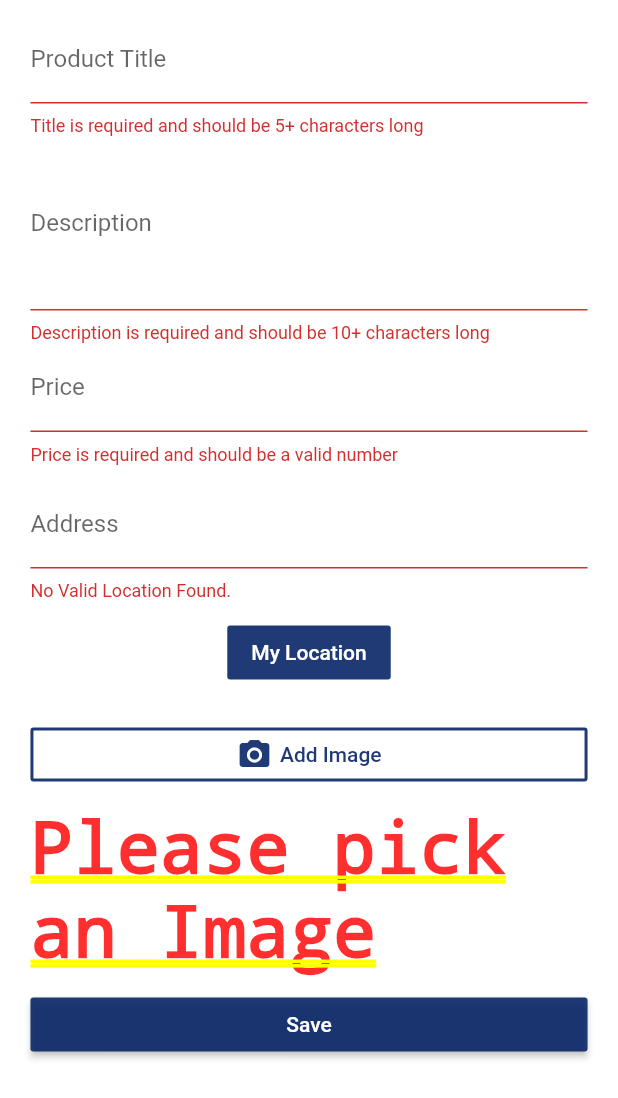
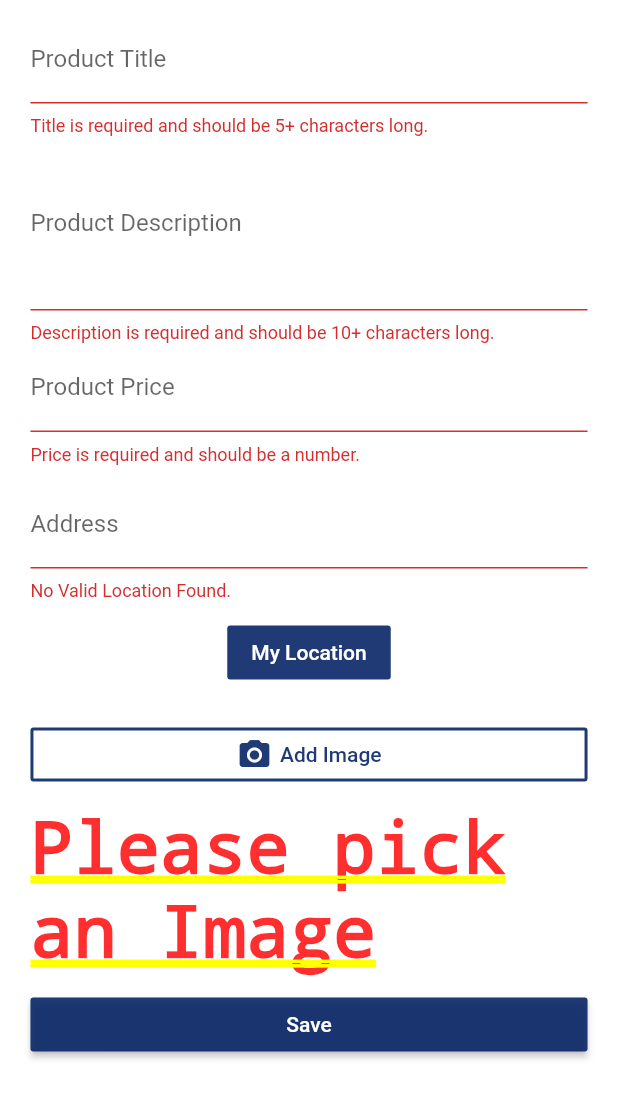
Before and after one commit to ericksotoe/ProductApp, a Flutter app: the ProductEditPage screen opened directly, after a tap on "Save", on a phone screen of 412 x 824 dp. Shown: the top 1098 px of the screen. Run offline on Flutter 3.47's test engine with Material 2 defaults, Android fonts, the phone set to English and light mode, and no system bars; our stand-ins replace image_picker, location, rxdart, shared_preferences; missing offline and left inert: map_view; accounts and stored records are empty; statements that could not run were skipped.

Commit message:
fixed a bug with favoriting items

```diff
--- a/lib/pages/product_edit.dart
+++ b/lib/pages/product_edit.dart
@@ -1,14 +1,15 @@
 import 'dart:io';
 
 import 'package:flutter/material.dart';
-import 'package:flutter_course/models/product.dart';
-import 'package:flutter_course/widgets/form_inputs/image.dart';
+
 import 'package:scoped_model/scoped_model.dart';
 
+import '../widgets/helpers/ensure-visible.dart';
+import '../widgets/form_inputs/location.dart';
+import '../widgets/form_inputs/image.dart';
+import '../models/product.dart';
+import '../scoped-models/main.dart';
 import '../models/location_data.dart';
-import '../scoped-models/main.dart';
-import '../widgets/form_inputs/location.dart';
-import '../widgets/helpers/ensure-visible.dart';
 
 class ProductEditPage extends StatefulWidget {
   @override
@@ -33,7 +34,7 @@ class _ProductEditPageState extends State<ProductEditPage> {
   final _descriptionTextController = TextEditingController();
   final _priceTextController = TextEditingController();
 
-  Widget _buildTitleTextFormField(Product product) {
+  Widget _buildTitleTextField(Product product) {
     if (product == null && _titleTextController.text.trim() == '') {
       _titleTextController.text = '';
     } else if (product != null && _titleTextController.text.trim() == '') {
@@ -49,12 +50,13 @@ class _ProductEditPageState extends State<ProductEditPage> {
       focusNode: _titleFocusNode,
       child: TextFormField(
         focusNode: _titleFocusNode,
-        decoration: InputDecoration(labelText: "Product Title"),
+        decoration: InputDecoration(labelText: 'Product Title'),
         controller: _titleTextController,
-//        initialValue: product == null ? '' : product.title,
+        // initialValue: product == null ? '' : product.title,
         validator: (String value) {
-          if (value.isEmpty || value.length < 3) {
-            return "Title is required and should be 5+ characters long";
+          // if (value.trim().length <= 0) {
+          if (value.isEmpty || value.length < 5) {
+            return 'Title is required and should be 5+ characters long.';
           }
         },
         onSaved: (String value) {
@@ -64,7 +66,7 @@ class _ProductEditPageState extends State<ProductEditPage> {
     );
   }
 
-  Widget _buildDescriptionTextFormField(Product product) {
+  Widget _buildDescriptionTextField(Product product) {
     if (product == null && _descriptionTextController.text.trim() == '') {
       _descriptionTextController.text = '';
     } else if (product != null &&
@@ -75,15 +77,14 @@ class _ProductEditPageState extends State<ProductEditPage> {
       focusNode: _descriptionFocusNode,
       child: TextFormField(
         focusNode: _descriptionFocusNode,
-        decoration: InputDecoration(
-          labelText: "Description",
-        ),
         maxLines: 4,
+        decoration: InputDecoration(labelText: 'Product Description'),
+        // initialValue: product == null ? '' : product.description,
         controller: _descriptionTextController,
-//        initialValue: product == null ? '' : product.description,
         validator: (String value) {
-          if (value.isEmpty || value.length < 7) {
-            return "Description is required and should be 10+ characters long";
+          // if (value.trim().length <= 0) {
+          if (value.isEmpty || value.length < 10) {
+            return 'Description is required and should be 10+ characters long.';
           }
         },
         onSaved: (String value) {
@@ -93,30 +94,27 @@ class _ProductEditPageState extends State<ProductEditPage> {
     );
   }
 
-  Widget _buildPriceTextFormField(Product product) {
+  Widget _buildPriceTextField(Product product) {
     if (product == null && _priceTextController.text.trim() == '') {
       _priceTextController.text = '';
-    } else if (product != null && _priceTextController.text.trim() == '') {
+    } else if (product != null &&
+        _priceTextController.text.trim() == '') {
       _priceTextController.text = product.price.toString();
     }
     return EnsureVisibleWhenFocused(
       focusNode: _priceFocusNode,
       child: TextFormField(
         focusNode: _priceFocusNode,
-        decoration: InputDecoration(
-          labelText: "Price",
-        ),
         keyboardType: TextInputType.number,
+        decoration: InputDecoration(labelText: 'Product Price'),
         controller: _priceTextController,
-//        initialValue: product == null ? '' : product.price.toString(),
+        // initialValue: product == null ? '' : product.price.toString(),
         validator: (String value) {
+          // if (value.trim().length <= 0) {
           if (value.isEmpty ||
               !RegExp(r'^(?:[1-9]\d*|0)?(?:[.,]\d+)?$').hasMatch(value)) {
-            return "Price is required and should be a valid number";
+            return 'Price is required and should be a number.';
           }
-        },
-        onSaved: (String value) {
-          _formData['price'] = double.parse(value);
         },
       ),
     );
@@ -128,8 +126,8 @@ class _ProductEditPageState extends State<ProductEditPage> {
         return model.isLoading
             ? Center(child: CircularProgressIndicator())
             : RaisedButton(
+          child: Text('Save'),
           textColor: Colors.white,
-                child: Text("Save"),
           onPressed: () => _submitForm(
               model.addProduct,
               model.updateProduct,
@@ -142,45 +140,40 @@ class _ProductEditPageState extends State<ProductEditPage> {
 
   Widget _buildPageContent(BuildContext context, Product product) {
     final double deviceWidth = MediaQuery.of(context).size.width;
-    final targetWidth = deviceWidth > 550.0 ? 500.0 : deviceWidth * 0.95;
+    final double targetWidth = deviceWidth > 550.0 ? 500.0 : deviceWidth * 0.95;
     final double targetPadding = deviceWidth - targetWidth;
-
     return GestureDetector(
       onTap: () {
         FocusScope.of(context).requestFocus(FocusNode());
       },
       child: Container(
-        width: targetWidth,
         margin: EdgeInsets.all(10.0),
         child: Form(
           key: _formKey,
           child: ListView(
             padding: EdgeInsets.symmetric(horizontal: targetPadding / 2),
             children: <Widget>[
-              _buildTitleTextFormField(product),
-              _buildDescriptionTextFormField(product),
-              _buildPriceTextFormField(product),
+              _buildTitleTextField(product),
+              _buildDescriptionTextField(product),
+              _buildPriceTextField(product),
               SizedBox(
                 height: 10.0,
               ),
               LocationInput(_setLocation, product),
-              SizedBox(
-                height: 10.0,
-              ),
+              SizedBox(height: 10.0),
               ImageInput(_setImage, product),
               SizedBox(
                 height: 10.0,
               ),
               _buildSubmitButton(),
-
-//        GestureDetector(
-//          onTap: _submitForm,
-//          child: Container(
-//            color: Colors.green,
-//            padding: EdgeInsets.all(5.0),
-//            child: Text("My Button"),
-//          ),
-//        )
+              // GestureDetector(
+              //   onTap: _submitForm,
+              //   child: Container(
+              //     color: Colors.green,
+              //     padding: EdgeInsets.all(5.0),
+              //     child: Text('My Button'),
+              //   ),
+              // )
             ],
           ),
         ),
@@ -209,23 +202,23 @@ class _ProductEditPageState extends State<ProductEditPage> {
           _titleTextController.text,
           _descriptionTextController.text,
           _formData['image'],
-        double.parse(_priceTextController.text),
-        _formData['location'],
-      ).then((bool success) {
+          double.parse(_priceTextController.text.replaceFirst(RegExp(r','), '.')),
+          _formData['location']).then((bool success) {
         if (success) {
-          Navigator.pushReplacementNamed(context, '/products')
+          Navigator
+              .pushReplacementNamed(context, '/products')
               .then((_) => setSelectedProduct(null));
         } else {
           showDialog(
               context: context,
               builder: (BuildContext context) {
                 return AlertDialog(
-                  title: Text("Something went wrong "),
-                  content: Text("Please try again"),
+                  title: Text('Something went wrong'),
+                  content: Text('Please try again!'),
                   actions: <Widget>[
                     FlatButton(
                       onPressed: () => Navigator.of(context).pop(),
-                      child: Text("Okay"),
+                      child: Text('Okay'),
                     )
                   ],
                 );
@@ -237,9 +230,10 @@ class _ProductEditPageState extends State<ProductEditPage> {
         _titleTextController.text,
         _descriptionTextController.text,
         _formData['image'],
-        double.parse(_priceTextController.text),
+        double.parse(_priceTextController.text.replaceFirst(RegExp(r','), '.')),
         _formData['location'],
-      ).then((_) => Navigator.pushReplacementNamed(context, '/products')
+      ).then((_) => Navigator
+          .pushReplacementNamed(context, '/products')
           .then((_) => setSelectedProduct(null)));
     }
   }
@@ -253,7 +247,11 @@ class _ProductEditPageState extends State<ProductEditPage> {
         return model.selectedProductIndex == -1
             ? pageContent
             : Scaffold(
-                appBar: AppBar(title: Text("Edit Product")), body: pageContent);
+          appBar: AppBar(
+            title: Text('Edit Product'),
+          ),
+          body: pageContent,
+        );
       },
     );
   }
--- a/lib/widgets/products/product_card.dart
+++ b/lib/widgets/products/product_card.dart
@@ -9,9 +9,8 @@ import 'price.dart';
 
 class ProductCard extends StatelessWidget {
   final Product product;
-  final int productIndex;
 
-  ProductCard(this.product, this.productIndex);
+  ProductCard(this.product);
 
   Widget _buildTitlePriceRow() {
     return Container(
@@ -19,11 +18,13 @@ class ProductCard extends StatelessWidget {
         child: Row(
           mainAxisAlignment: MainAxisAlignment.center,
           children: <Widget>[
-            TitleDefault(product.title),
-            SizedBox(
-              width: 9.0,
+            Flexible(child: TitleDefault(product.title)),
+            Flexible(
+              child: SizedBox(
+                width: 9.0,
+              ),
             ),
-            PriceTag(product.price.toString())
+            Flexible(child: PriceTag(product.price.toString()))
           ],
         ));
   }
@@ -34,21 +35,22 @@ class ProductCard extends StatelessWidget {
       return ButtonBar(alignment: MainAxisAlignment.center, children: <Widget>[
         IconButton(
           onPressed: () {
-            model.selectProduct(model.allProducts[productIndex].id);
+            model.selectProduct(product.id);
             Navigator.pushNamed<bool>(
-                context, '/product/' + model.allProducts[productIndex].id).then((_) => model.selectProduct(null));
+                context, '/product/' + product.id).then((_) => model.selectProduct(null));
           },
           icon: Icon(Icons.info),
           color: Theme.of(context).primaryColor,
         ),
         IconButton(
+          icon: Icon(product.isFavorite
+              ? Icons.favorite
+              : Icons.favorite_border),
+          color: Colors.red,
           onPressed: () {
-            model.selectProduct(model.allProducts[productIndex].id);
-            model.toggleProductFavoriteStatus();
+            // model.selectProduct(product.id); => Don't do this anymore
+            model.toggleProductFavoriteStatus(product); // Pass the product used in this card
           },
-          icon:
-              Icon(product.isFavorite ? Icons.favorite : Icons.favorite_border),
-          color: Colors.red,
         ),
       ]);
     });
--- a/lib/widgets/products/product_fab.dart
+++ b/lib/widgets/products/product_fab.dart
@@ -79,7 +79,7 @@ class _ProductFABState extends State<ProductFAB> with TickerProviderStateMixin {
                   heroTag: 'favorite',
                   mini: true,
                   onPressed: () {
-                    model.toggleProductFavoriteStatus();
+                    model.toggleProductFavoriteStatus(model.selectedProduct);
                   },
                   child: Icon(
                     model.selectedProduct.isFavorite
--- a/lib/widgets/products/products.dart
+++ b/lib/widgets/products/products.dart
@@ -11,7 +11,7 @@ class Products extends StatelessWidget {
     if (products.length > 0) {
       productCard = ListView.builder(
         itemBuilder: (BuildContext context, int index) =>
-            ProductCard(products[index], index),
+            ProductCard(products[index]),
         itemCount: products.length,
       );
     } else {
--- a/lib/widgets/ui_elements/title_default.dart
+++ b/lib/widgets/ui_elements/title_default.dart
@@ -7,10 +7,13 @@ class TitleDefault extends StatelessWidget {
 
   @override
   Widget build(BuildContext context) {
+    final deviceWidth = MediaQuery.of(context).size.width;
     return Text(
       title,
+      softWrap: true,
+      textAlign: TextAlign.center,
       style: TextStyle(
-          fontSize: 26.0,
+          fontSize: deviceWidth > 700 ? 26.0 : 14.0,
           fontWeight: FontWeight.bold,
           fontFamily: 'Oswald'),
     );
```
Also changed, not shown: lib/scoped-models/connected_products.dart (+29 -24 lines), lib/widgets/form_inputs/location.dart (+20 -0 lines). Lines whose indentation alone changed are shown as unchanged.
